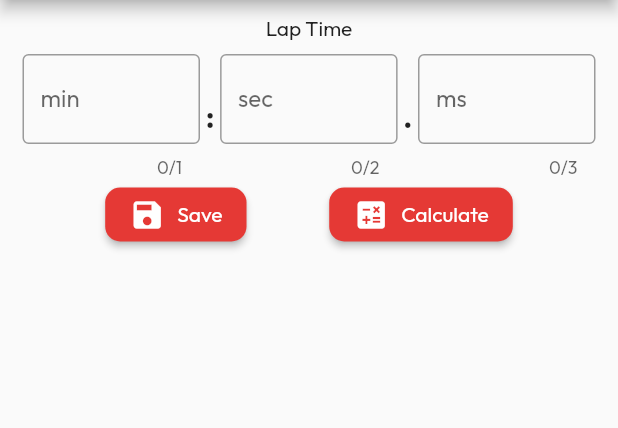
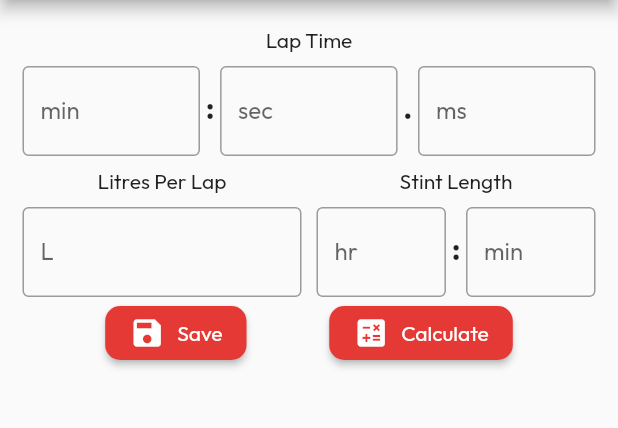
Before and after one commit to IntuitionLabsDevelopment/acc_fuel_app_flutter, a Flutter app: the screen it shows after launch, after a tap on "View Github Repo", on a phone screen of 412 x 824 dp, the part 84-512 px from its top. Run offline on Flutter 3.47's test engine with Material 2 defaults, Android fonts, the phone set to English and light mode, and no system bars; our stand-ins replace in_app_review, shared_preferences.

Commit message:
Complete all inputs

```diff
--- a/lib/modules/forms/calculator_form.dart
+++ b/lib/modules/forms/calculator_form.dart
@@ -1,4 +1,6 @@
 import 'package:acc_fuel_app_flutter/widgets/form/lap_time_input.dart';
+import 'package:acc_fuel_app_flutter/widgets/form/litres_per_lap_input.dart';
+import 'package:acc_fuel_app_flutter/widgets/form/stint_length_input.dart';
 import 'package:flutter/material.dart';
 import 'package:acc_fuel_app_flutter/widgets/buttons/calculate_button.dart';
 import 'package:acc_fuel_app_flutter/widgets/buttons/save_button.dart';
@@ -24,6 +26,13 @@ class CalculatorFormState extends State<CalculatorForm> {
         children: <Widget>[
           lapTimeFields(),
           Row(
+            children: [
+              Expanded(flex: 1, child: litresPerLapField()),
+              const Padding(padding: EdgeInsets.only(right: 10)),
+              Expanded(flex: 1, child: stintLengthField()),
+            ],
+          ),
+          Row(
             mainAxisAlignment: MainAxisAlignment.spaceEvenly,
             children: [
               saveButton(onPressed: () {}),
--- a/lib/utils/helpers/form_field_validation.dart
+++ b/lib/utils/helpers/form_field_validation.dart
@@ -1,7 +1,7 @@
 String? validateFields(String? value, {bool required = true}) {
   if (required) {
     if (value == null || value.isEmpty) {
-      return 'Please enter value';
+      return '*';
     }
   } else if (value == '') {
     return null;
--- a/lib/widgets/form/double_field_input.dart
+++ b/lib/widgets/form/double_field_input.dart
@@ -15,6 +15,7 @@ Widget doubleFieldInput(
     decoration: InputDecoration(
         labelText: labelText,
         border: const OutlineInputBorder(),
+        counterText: "",
         hintText: hintText),
     validator: (value) {
       return validateFields(value, required: isRequired);
--- a/lib/widgets/form/fields_section.dart
+++ b/lib/widgets/form/fields_section.dart
@@ -3,10 +3,12 @@ import 'package:flutter/material.dart';
 Widget fieldsSection(String title, List<Widget> children) {
   return Column(
     children: [
+      const Padding(padding: EdgeInsets.only(top: 8)),
       Text(title),
       const Padding(padding: EdgeInsets.only(bottom: 8)),
       Row(
         mainAxisAlignment: MainAxisAlignment.center,
+        crossAxisAlignment: CrossAxisAlignment.start,
         children: children,
       ),
     ],
--- /dev/null
+++ b/lib/widgets/form/litres_per_lap_input.dart
@@ -0,0 +1,14 @@
+import 'package:acc_fuel_app_flutter/widgets/form/double_field_input.dart';
+import 'package:acc_fuel_app_flutter/widgets/form/fields_section.dart';
+import 'package:flutter/material.dart';
+
+final TextEditingController litresInput = TextEditingController();
+
+Widget litresPerLapField() {
+  return fieldsSection('Litres Per Lap', [
+    Expanded(
+        flex: 1,
+        child: doubleFieldInput(
+            controller: litresInput, labelText: 'L', maxLength: 5)),
+  ]);
+}
--- /dev/null
+++ b/lib/widgets/form/stint_length_input.dart
@@ -0,0 +1,28 @@
+import 'package:acc_fuel_app_flutter/widgets/form/fields_section.dart';
+import 'package:acc_fuel_app_flutter/widgets/form/int_field_input.dart';
+import 'package:acc_fuel_app_flutter/widgets/form/text_filler.dart';
+import 'package:flutter/material.dart';
+
+final TextEditingController stintHourInput = TextEditingController();
+final TextEditingController stintMinInput = TextEditingController();
+
+Widget stintLengthField() {
+  return fieldsSection('Stint Length', [
+    Expanded(
+        flex: 1,
+        child: intFieldInput(
+            controller: stintHourInput,
+            labelText: 'hr',
+            maxLength: 2,
+            isRequired: false,
+            hintText: '0')),
+    formTextFiller(' : '),
+    Expanded(
+        flex: 1,
+        child: intFieldInput(
+            controller: stintMinInput,
+            labelText: 'min',
+            maxLength: 3,
+            isRequired: true)),
+  ]);
+}
--- a/lib/widgets/form/text_filler.dart
+++ b/lib/widgets/form/text_filler.dart
@@ -3,8 +3,11 @@ import 'package:flutter/material.dart';
 Widget formTextFiller(
   String text,
 ) {
-  return Text(
-    text,
-    style: const TextStyle(fontWeight: FontWeight.bold, fontSize: 20),
+  return Padding(
+    padding: const EdgeInsets.only(top: 15),
+    child: Text(
+      text,
+      style: const TextStyle(fontWeight: FontWeight.bold, fontSize: 20),
+    ),
   );
 }
```
Also changed, not shown: lib/widgets/form/int_field_input.dart (+3 -16 lines).
